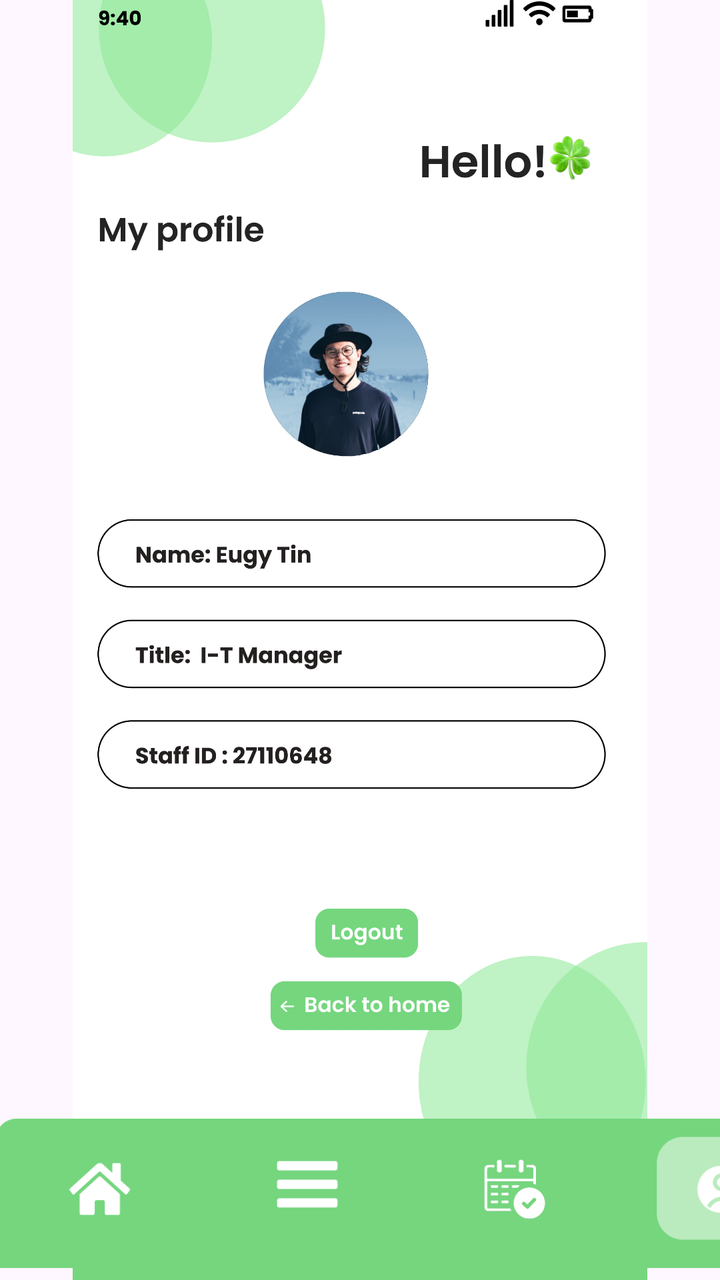
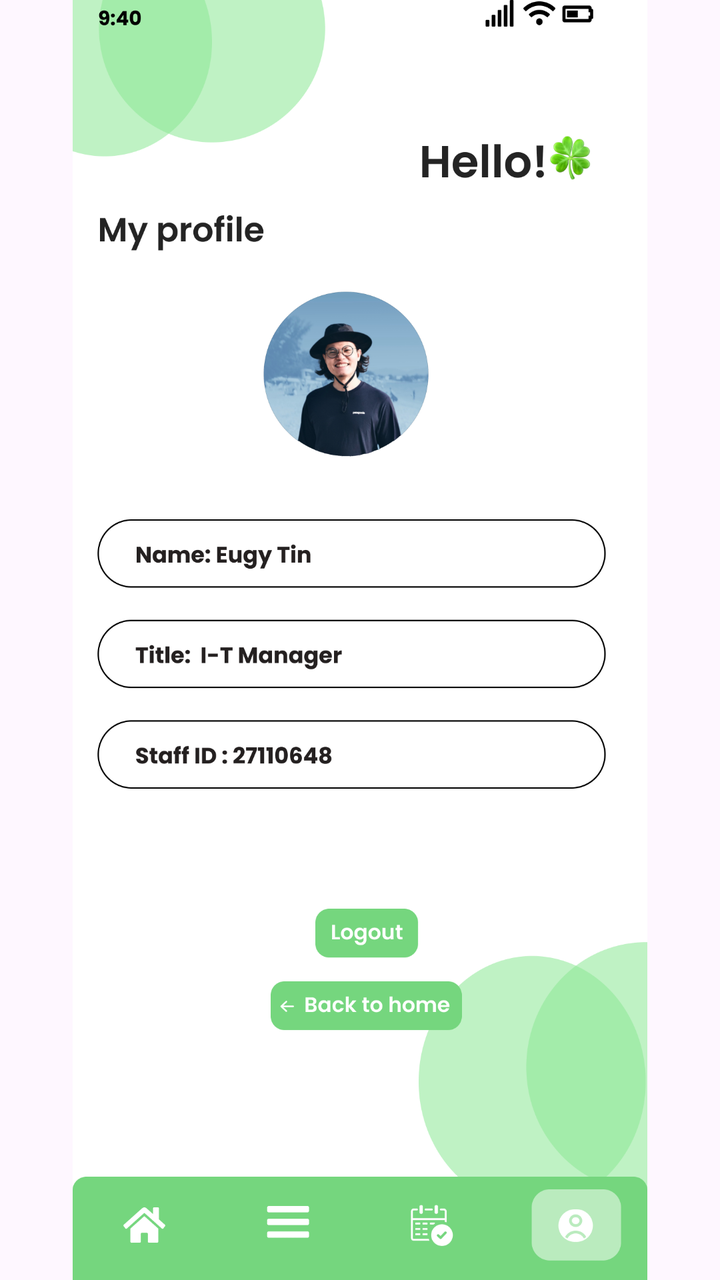

An Android layout rendered at two revisions. The XML below is the earlier revision; the diff shows what the commit changed to produce the second picture.
<!-- AndroidManifest.xml: application theme Theme.COMP2000HKSoftwareEngineeringAssessment -->
<!-- res/layout/activity_managermenumyprofile.xml -->
<?xml version="1.0" encoding="utf-8"?>
<androidx.constraintlayout.widget.ConstraintLayout xmlns:android="http://schemas.android.com/apk/res/android"
    xmlns:app="http://schemas.android.com/apk/res-auto"
    xmlns:tools="http://schemas.android.com/tools"
    android:id="@+id/main"
    android:layout_width="match_parent"
    android:layout_height="match_parent"
    tools:context=".managermenumyprofile">

    <ImageView
        android:id="@+id/iv_login_page"
        android:layout_width="match_parent"
        android:layout_height="match_parent"
        android:scaleType="fitCenter"
        android:src="@drawable/managermenumyprofile"
        app:layout_constraintBottom_toBottomOf="parent"
        app:layout_constraintEnd_toEndOf="parent"
        app:layout_constraintStart_toStartOf="parent"
        app:layout_constraintTop_toTopOf="parent" />

    <ImageButton
        android:id="@+id/btn_back"
        android:layout_width="409dp"
        android:layout_height="112dp"
        android:background="@android:color/transparent"
        android:contentDescription="Back"
        android:scaleType="fitCenter"
        android:src="@drawable/menubarmyprofile"
        app:layout_constraintBottom_toBottomOf="parent"
        app:layout_constraintEnd_toEndOf="parent"
        app:layout_constraintHorizontal_bias="0.05"
        app:layout_constraintStart_toStartOf="parent"
        app:layout_constraintTop_toTopOf="parent"
        app:layout_constraintVertical_bias="1.024" />

    <ImageButton
        android:id="@+id/btn_managermenuhomebutton"
        android:layout_width="0dp"
        android:layout_height="0dp"
        android:background="@android:color/transparent"
        app:layout_constraintBottom_toBottomOf="parent"
        app:layout_constraintDimensionRatio="2:1"
        app:layout_constraintEnd_toEndOf="parent"
        app:layout_constraintHorizontal_bias="0.071"
        app:layout_constraintStart_toStartOf="parent"
        app:layout_constraintTop_toTopOf="parent"
        app:layout_constraintVertical_bias="0.97"
        app:layout_constraintWidth_percent="0.15 " />
    <ImageButton
        android:id="@+id/btn_managermenubutton"
        android:layout_width="0dp"
        android:layout_height="0dp"
        android:background="@android:color/transparent"
        app:layout_constraintBottom_toBottomOf="parent"
        app:layout_constraintDimensionRatio="2:1"
        app:layout_constraintEnd_toEndOf="parent"
        app:layout_constraintHorizontal_bias="0.369"
        app:layout_constraintStart_toStartOf="parent"
        app:layout_constraintTop_toTopOf="parent"
        app:layout_constraintVertical_bias="0.969"
        app:layout_constraintWidth_percent="0.15" />

    <ImageButton
        android:id="@+id/btn_managermybookingbutton"
        android:layout_width="0dp"
        android:layout_height="0dp"
        android:background="@android:color/transparent"
        app:layout_constraintBottom_toBottomOf="parent"
        app:layout_constraintDimensionRatio="2:1"
        app:layout_constraintEnd_toEndOf="parent"
        app:layout_constraintHorizontal_bias="0.644"
        app:layout_constraintStart_toStartOf="parent"
        app:layout_constraintTop_toTopOf="parent"
        app:layout_constraintVertical_bias="0.969"
        app:layout_constraintWidth_percent="0.15" />

    <ImageButton
        android:id="@+id/btn_managermyprofile"
        android:layout_width="0dp"
        android:layout_height="0dp"
        android:background="@android:color/transparent"
        app:layout_constraintBottom_toBottomOf="parent"
        app:layout_constraintDimensionRatio="2:1"
        app:layout_constraintEnd_toEndOf="parent"
        app:layout_constraintHorizontal_bias="0.957"
        app:layout_constraintStart_toStartOf="parent"
        app:layout_constraintTop_toTopOf="parent"
        app:layout_constraintVertical_bias="0.969"
        app:layout_constraintWidth_percent="0.15" />

    <ImageButton
        android:id="@+id/btn_select_datetime_select_logout"
        android:layout_width="0dp"
        android:layout_height="0dp"
        android:background="@android:color/transparent"
        app:layout_constraintBottom_toBottomOf="parent"
        app:layout_constraintDimensionRatio="2.5:1"
        app:layout_constraintEnd_toEndOf="parent"
        app:layout_constraintHorizontal_bias="0.5167"
        app:layout_constraintStart_toStartOf="parent"
        app:layout_constraintTop_toTopOf="parent"
        app:layout_constraintVertical_bias="0.736"
        app:layout_constraintWidth_percent="0.17 " />

    <ImageButton
        android:id="@+id/btn_select_datetime_select_back_to_home"
        android:layout_width="0dp"
        android:layout_height="0dp"
        android:background="@android:color/transparent"
        app:layout_constraintBottom_toBottomOf="parent"
        app:layout_constraintDimensionRatio="4:1"
        app:layout_constraintEnd_toEndOf="parent"
        app:layout_constraintStart_toStartOf="parent"
        app:layout_constraintHorizontal_bias="0.5166"
        app:layout_constraintTop_toTopOf="parent"
        app:layout_constraintVertical_bias="0.796"
        app:layout_constraintWidth_percent="0.33 " />

</androidx.constraintlayout.widget.ConstraintLayout>
<!-- resources referenced by this layout -->
<resources>
  <!-- drawable managermenumyprofile: png bitmap (drawable, 568796 bytes) -->
  <!-- drawable menubarmyprofile: png bitmap (drawable, 15420 bytes) -->
  <style name="Theme.COMP2000HKSoftwareEngineeringAssessment" parent="Base.Theme.COMP2000HKSoftwareEngineeringAssessment" />
  <style name="Base.Theme.COMP2000HKSoftwareEngineeringAssessment" parent="Theme.Material3.DayNight.NoActionBar">
          
          
      </style>
</resources>

<!-- the commit's change to res/layout/activity_managermenumyprofile.xml (unified diff, before → after) -->
@@ -12,26 +12,11 @@
         android:layout_width="match_parent"
         android:layout_height="match_parent"
         android:scaleType="fitCenter"
-        android:src="@drawable/managermenumyprofile"
+        android:src="@drawable/managermenumyprofilesecond"
         app:layout_constraintBottom_toBottomOf="parent"
         app:layout_constraintEnd_toEndOf="parent"
         app:layout_constraintStart_toStartOf="parent"
         app:layout_constraintTop_toTopOf="parent" />
-
-    <ImageButton
-        android:id="@+id/btn_back"
-        android:layout_width="409dp"
-        android:layout_height="112dp"
-        android:background="@android:color/transparent"
-        android:contentDescription="Back"
-        android:scaleType="fitCenter"
-        android:src="@drawable/menubarmyprofile"
-        app:layout_constraintBottom_toBottomOf="parent"
-        app:layout_constraintEnd_toEndOf="parent"
-        app:layout_constraintHorizontal_bias="0.05"
-        app:layout_constraintStart_toStartOf="parent"
-        app:layout_constraintTop_toTopOf="parent"
-        app:layout_constraintVertical_bias="1.024" />
 
     <ImageButton
         android:id="@+id/btn_managermenuhomebutton"
<!-- resource entries referenced after the edit -->
@@ -1,7 +1,6 @@
 <!-- resources referenced by this layout -->
 <resources>
-  <!-- drawable managermenumyprofile: png bitmap (drawable, 568796 bytes) -->
-  <!-- drawable menubarmyprofile: png bitmap (drawable, 15420 bytes) -->
+  <!-- drawable managermenumyprofilesecond: png bitmap (drawable, 229506 bytes) -->
   <style name="Theme.COMP2000HKSoftwareEngineeringAssessment" parent="Base.Theme.COMP2000HKSoftwareEngineeringAssessment" />
   <style name="Base.Theme.COMP2000HKSoftwareEngineeringAssessment" parent="Theme.Material3.DayNight.NoActionBar">
           
